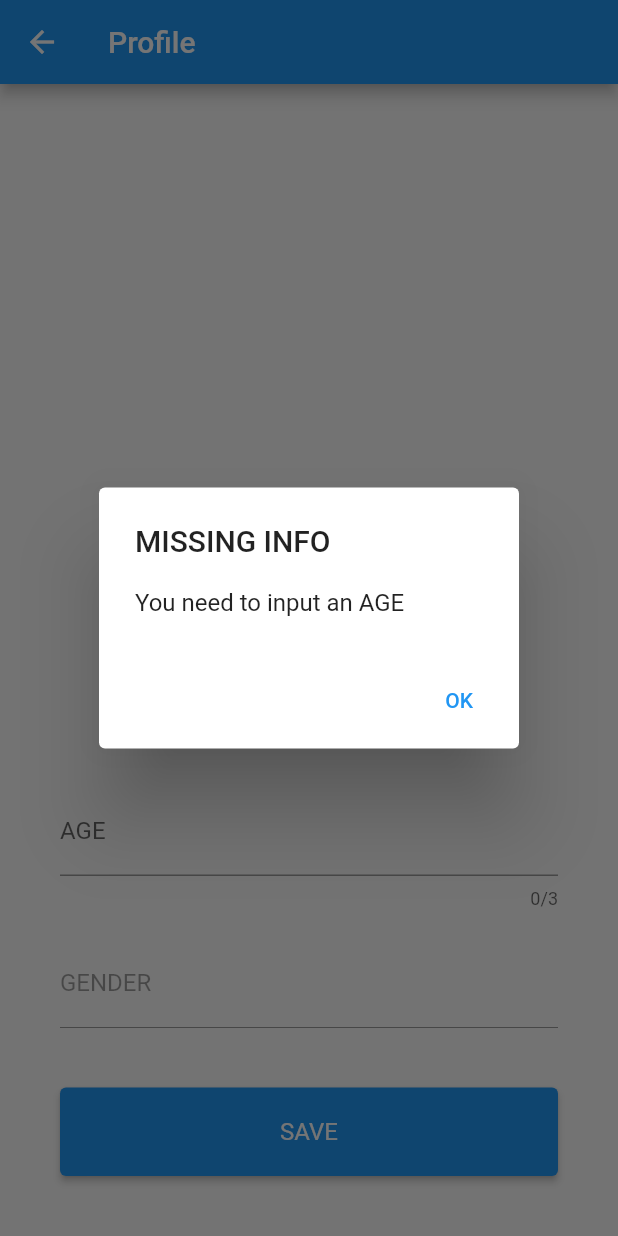
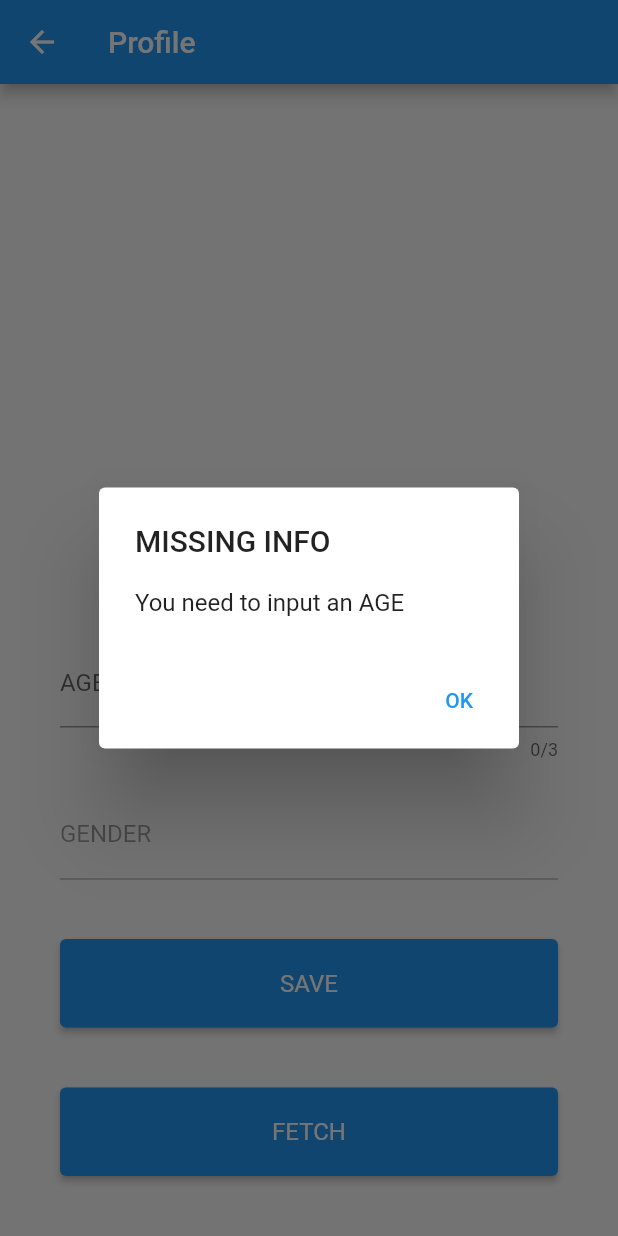
Before and after one commit to sahha-ai/sahha_flutter, a Flutter app: the ProfileView screen opened by its route, after a tap on "SAVE", on a phone screen of 412 x 824 dp. Run offline on Flutter 3.47's test engine with Material 2 defaults, Android fonts, the phone set to English and light mode, and no system bars; our stand-ins replace shared_preferences; missing offline and left inert: flutter_picker; accounts and stored records are empty.

Commit message:
profile view

```diff
--- a/example/lib/Views/ProfileView.dart
+++ b/example/lib/Views/ProfileView.dart
@@ -73,10 +73,24 @@ class ProfileState extends State<ProfileView> {
     } else {
       setPrefs();
       var demographic = {'age': int.tryParse(ageString), 'gender': gender};
-      SahhaFlutter.postDemographic(demographic)
-          .then((success) => {debugPrint(success.toString())})
-          .catchError((error, stackTrace) => {debugPrint(error.toString())});
+      SahhaFlutter.postDemographic(demographic).then((success) {
+        debugPrint(success.toString());
+        showAlertDialog(context, "SAVE", success.toString());
+      }).catchError((error, stackTrace) {
+        debugPrint(error.toString());
+        showAlertDialog(context, "SAVE", "error");
+      });
     }
+  }
+
+  onTapFetch(BuildContext context) {
+    SahhaFlutter.getDemographic().then((value) {
+      debugPrint(value);
+      showAlertDialog(context, "FETCH", value);
+    }).catchError((error, stackTrace) {
+      debugPrint(error.toString());
+      showAlertDialog(context, "FETCH", "error");
+    });
   }
 
   showAlertDialog(BuildContext context, String title, String message) {
@@ -159,6 +173,19 @@ class ProfileState extends State<ProfileView> {
                 },
                 child: const Text('SAVE'),
               ),
+              const SizedBox(height: 40),
+              ElevatedButton(
+                style: ElevatedButton.styleFrom(
+                  minimumSize: const Size.fromHeight(40),
+                  padding:
+                      const EdgeInsets.symmetric(horizontal: 40, vertical: 20),
+                  textStyle: const TextStyle(fontSize: 16),
+                ),
+                onPressed: () {
+                  onTapFetch(context);
+                },
+                child: const Text('FETCH'),
+              ),
             ],
           ),
         ),
```
